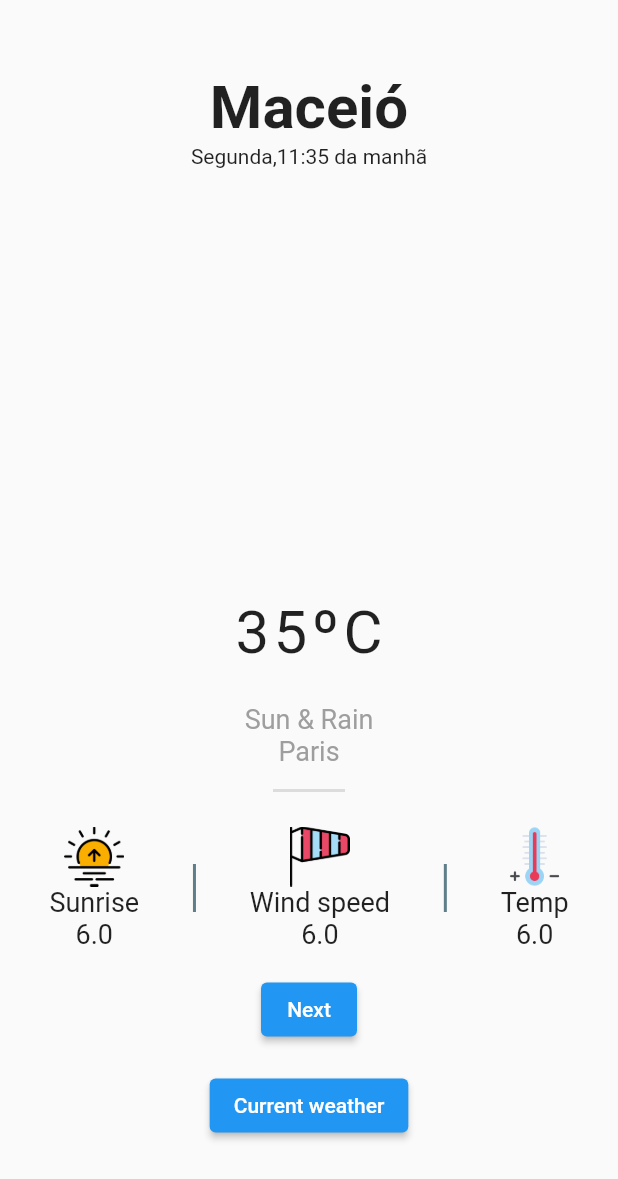
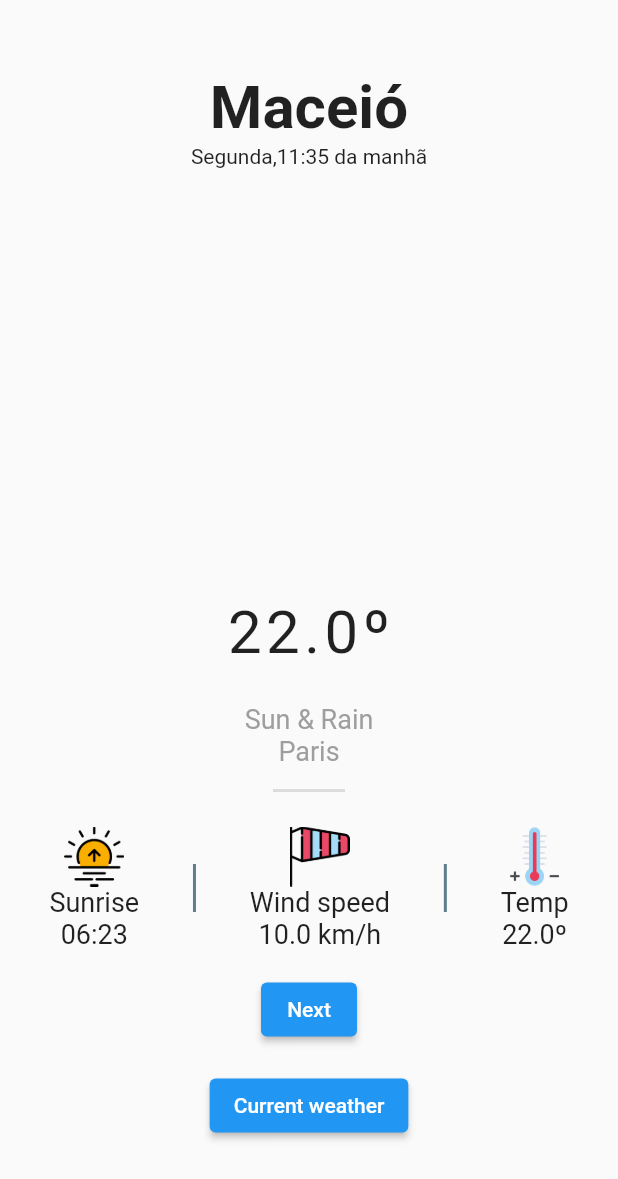
Before and after one commit to vsosmonteiro/weather_app_v1, a Flutter app: the screen it shows after launch, on a phone screen of 412 x 824 dp. Shown: the top 1179 px of the screen. Run offline on Flutter 3.47's test engine with Material 2 defaults, Android fonts, the phone set to English and light mode, and no system bars; our stand-ins replace dio, equatable, flutter_bloc.

Commit message:
finished app v1

```diff
--- a/lib/views/home_page.dart
+++ b/lib/views/home_page.dart
@@ -3,6 +3,7 @@ import 'package:flutter_bloc/flutter_bloc.dart';
 import 'package:weather_app_v1/bloc/weather_bloc/weather_bloc.dart';
 import 'package:weather_app_v1/bloc/weather_bloc/weather_event.dart';
 import 'package:weather_app_v1/bloc/weather_bloc/weather_state.dart';
+import 'package:weather_app_v1/models/weather_model.dart';
 import 'package:weather_app_v1/widgets/weather_widgets/coveredsun.dart';
 import 'package:weather_app_v1/widgets/weather_widgets/lightning_widget.dart';
 import 'package:weather_app_v1/widgets/weather_widgets/rainny_widget.dart';
@@ -22,6 +23,8 @@ class _HomePageState extends State<HomePage> {
   int times = 0;
   bool isNotAnimating = true;
   bool onpressed = false;
+  double temperature=22;
+  double windspeed=10;
 
   @override
   void initState() {
@@ -50,7 +53,8 @@ class _HomePageState extends State<HomePage> {
         if (state is StateLoadedWeather) {
           print('loaded');
 
-          _setWeatherWithBloc(state.weathercode);
+          _setWeatherWithBloc(state.weathercode,state.weather);
+
         }
         if (state is StateErrorWeather) {}
       },
@@ -75,11 +79,11 @@ class _HomePageState extends State<HomePage> {
                   padding: const EdgeInsets.only(top: 32.0, bottom: 0),
                   child: list[weather],
                 ),
-                const Padding(
+                 Padding(
                   padding: EdgeInsets.only(bottom: 8.0),
                   child: Text(
-                    '35ºC',
-                    style: TextStyle(
+                    temperature.toString()+'º',
+                    style: const TextStyle(
                         fontSize: 40,
                         letterSpacing: 3,
                         fontWeight: FontWeight.w400),
@@ -108,13 +112,13 @@ class _HomePageState extends State<HomePage> {
                     mainAxisAlignment: MainAxisAlignment.spaceAround,
                     children: [
                       _bottomwidget(
-                          'assets/icons/sunrise.png', 'Sunrise', '6.0'),
+                          'assets/icons/sunrise.png', 'Sunrise', '06:23'),
                       _mydivider(),
                       _bottomwidget(
-                          'assets/icons/windy.png', 'Wind speed', '6.0'),
+                          'assets/icons/windy.png', 'Wind speed', windspeed.toString()+' km/h'),
                       _mydivider(),
                       _bottomwidget(
-                          'assets/icons/high-temperatures.png', 'Temp', '6.0'),
+                          'assets/icons/high-temperatures.png', 'Temp', temperature.toString()+'º'),
                     ],
                   ),
                 ),
@@ -197,7 +201,12 @@ class _HomePageState extends State<HomePage> {
     );
   }
 
-  void _setWeatherWithBloc(int weathercode) async {
+  void _setWeatherWithBloc(int weathercode,WeatherModel weathermodel) async {
+    setState(() {
+      temperature=weathermodel.currentWeather!.temperature!;
+      windspeed=weathermodel.currentWeather!.windspeed!;
+
+    });
     if (isNotAnimating) {
       setState(() {
         isNotAnimating=false;
```
